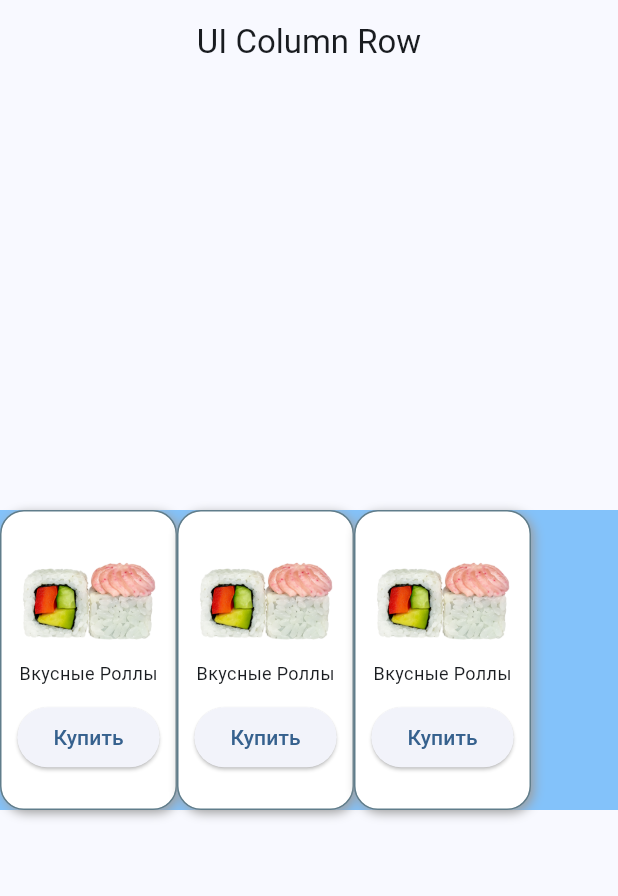
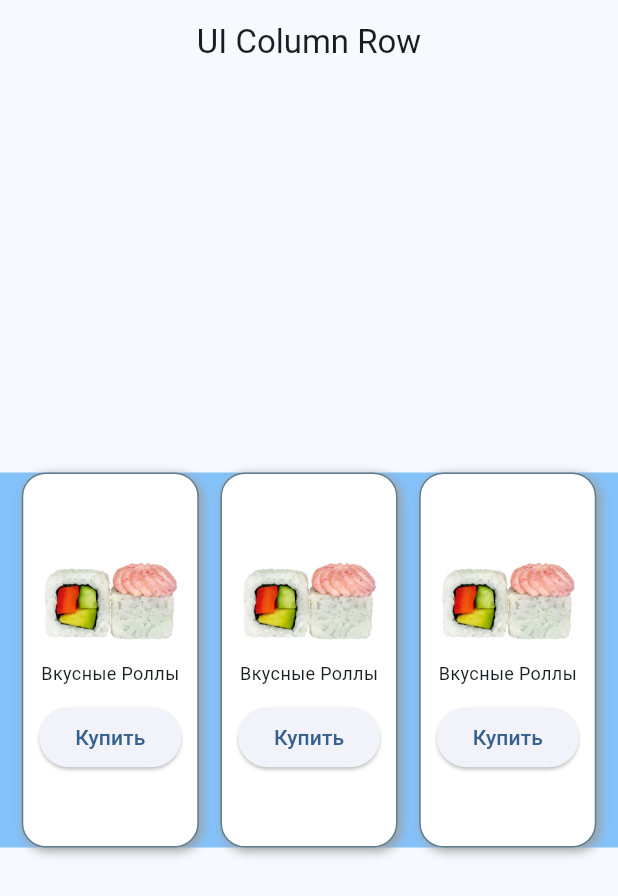
Before and after one commit to vladpap/flutter_course, a Flutter app: the screen it shows after launch, on a phone screen of 412 x 824 dp. Shown: the top 896 px of the screen. Run offline on Flutter 3.47's test engine with Material 3 defaults, Android fonts, the light colour scheme and no system bars.

Commit message:
We have studied the ways of alignment

```diff
--- a/lib/main.dart
+++ b/lib/main.dart
@@ -33,13 +33,17 @@ class HomeWidget extends StatelessWidget {
       ),
       body: Center(
         child: Container(
+          height: 250,
           decoration: BoxDecoration(
             color: Color.fromARGB(139, 33, 149, 246)
           ),
           child: Row(
+            //mainAxisSize: MainAxisSize.min,
+            mainAxisAlignment: MainAxisAlignment.spaceEvenly,
+            crossAxisAlignment: CrossAxisAlignment.stretch,
             children: [
               RollCard(),
-              RollCard(),
+              RollCard(height: 250),
               RollCard(),
             ],
           ),
@@ -50,12 +54,13 @@ class HomeWidget extends StatelessWidget {
 }
 
 class RollCard extends StatelessWidget {
-  const RollCard({super.key});
+  final double height;
+  const RollCard({super.key, this.height = 200});
 
   @override
   Widget build(BuildContext context) {
     return Container(
-      height: 200, // 👉 Высота контейнера
+      height: height, // 👉 Высота контейнера
       padding: const EdgeInsets.all(8), // 👉 Внутренний отступ
 
       decoration: BoxDecoration(
```
